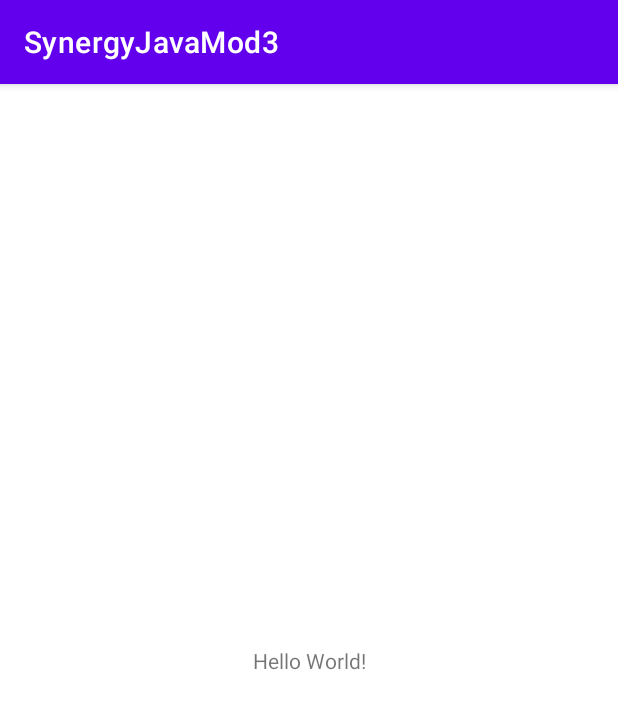
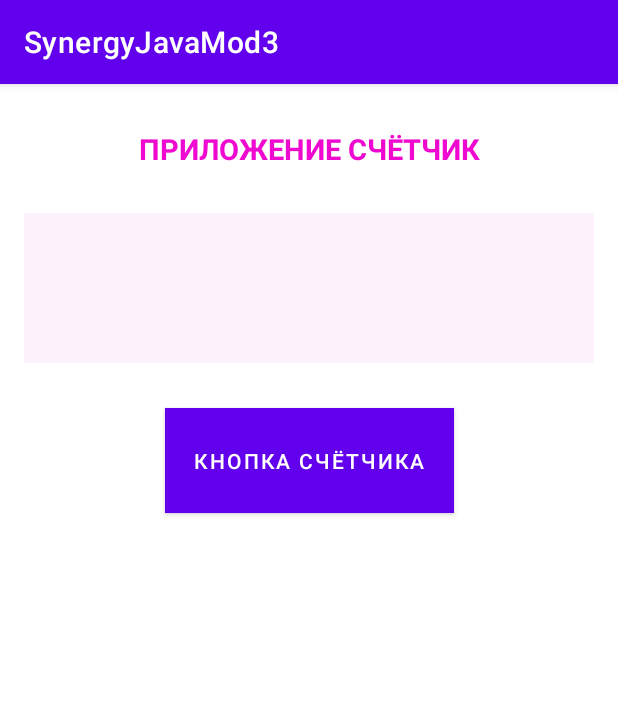
Before and after one commit to BollyBovly/SynergyJavaMod3, an Android app: the screen it shows after launch (MainActivity), on a phone screen of 412 x 824 dp. Shown: the top 709 px of the screen. Run offline under Robolectric (Android 15) with nearby library versions, the light colour scheme and no system bars; 1 statement that could not run was skipped.

Commit message:
just commit

```diff
--- a/app/src/main/java/com/example/synergyjavamod3/MainActivity.java
+++ b/app/src/main/java/com/example/synergyjavamod3/MainActivity.java
@@ -3,12 +3,100 @@ package com.example.synergyjavamod3;
 import androidx.appcompat.app.AppCompatActivity;
 
 import android.os.Bundle;
+import android.view.Gravity;
+import android.view.View;
+import android.widget.Button;
+import android.widget.ImageView;
+import android.widget.LinearLayout;
+import android.widget.TextView;
+import android.widget.Toast;
 
 public class MainActivity extends AppCompatActivity {
+    private TextView textCount;
+    private Button button;
+    private int count = 0;
 
+    final static String nameVariableKey = "NAME_VARIABLE";
     @Override
     protected void onCreate(Bundle savedInstanceState) {
         super.onCreate(savedInstanceState);
         setContentView(R.layout.activity_main);
+
+        textCount = findViewById(R.id.textCount);
+        button = findViewById(R.id.button);
+
+        button.setOnClickListener(listener); // нажатие кнопки
+
     }
+
+
+
+    //    объект обработки нажатия кнопки
+    private View.OnClickListener listener = new View.OnClickListener() {
+        @Override
+        public void onClick(View view) {
+            count++;
+            textCount.setText(Integer.toString(count));
+        }
+
+    };
+
+    @Override
+    protected void onSaveInstanceState(Bundle outState) {
+
+        outState.putInt(nameVariableKey, count);
+        super.onSaveInstanceState(outState);
+    }
+
+    @Override
+    protected void onRestoreInstanceState(Bundle savedInstanceState) {
+        super.onRestoreInstanceState(savedInstanceState);
+
+        count = Integer.parseInt(savedInstanceState.getString(nameVariableKey));
+        textCount.setText(count);
+    }
+
+    @Override
+    protected void onStart() {
+        Toast toast = Toast.makeText(this, "Старт активности", Toast.LENGTH_SHORT);
+        toast.show();
+        super.onStart();
+    }
+
+    @Override
+    protected void onStop() {
+        Toast toast = Toast.makeText(this, "Стоп активности", Toast.LENGTH_SHORT);
+        toast.setGravity(Gravity.LEFT,0, 0);
+        toast.show();
+        super.onStop();
+    }
+
+    @Override
+    protected void onDestroy() {
+        Toast toast = Toast.makeText(this, "Уничтожение активности", Toast.LENGTH_SHORT);
+        toast.setGravity(Gravity.BOTTOM,0,0);
+        toast.show();
+        super.onDestroy();
+    }
+
+    @Override
+    protected void onPause() {
+        Toast toast = Toast.makeText(this, R.string.pause_name, Toast.LENGTH_SHORT);
+        toast.setGravity(Gravity.TOP,0,0);
+        toast.show();
+        super.onPause();
+    }
+
+    @Override
+    protected void onResume() {
+        Toast toast = Toast.makeText(this, R.string.resume_name, Toast.LENGTH_SHORT);
+        toast.setGravity(Gravity.CENTER, 0,0);
+        LinearLayout toastConteiner = (LinearLayout) toast.getView();
+        ImageView cat = new ImageView(this);
+        cat.setImageResource(R.drawable.cat);
+        toastConteiner.addView(cat,1);
+        toast.show();
+        super.onResume();
+    }
+
 }
--- a/app/src/main/res/layout/activity_main.xml
+++ b/app/src/main/res/layout/activity_main.xml
@@ -7,12 +7,44 @@
     tools:context=".MainActivity">
 
     <TextView
-        android:layout_width="wrap_content"
+        android:id="@+id/textView"
+        android:layout_width="350dp"
         android:layout_height="wrap_content"
-        android:text="Hello World!"
-        app:layout_constraintBottom_toBottomOf="parent"
+        android:layout_marginTop="30dp"
+        android:gravity="center"
+        android:text="ПРИЛОЖЕНИЕ СЧЁТЧИК"
+        android:textSize="19sp"
+        android:textColor="#EF08D0"
+        android:textStyle="bold"
         app:layout_constraintEnd_toEndOf="parent"
         app:layout_constraintStart_toStartOf="parent"
         app:layout_constraintTop_toTopOf="parent" />
 
+    <TextView
+        android:id="@+id/textCount"
+        android:layout_width="380dp"
+        android:layout_height="100dp"
+        android:layout_marginTop="30dp"
+        android:gravity="center"
+        android:textSize="80sp"
+        android:textColor="#A5CF03"
+        android:textColorHint="#E489D8"
+        android:textStyle="bold"
+        android:background="#FDF2FC"
+        app:layout_constraintEnd_toEndOf="parent"
+        app:layout_constraintStart_toStartOf="parent"
+        app:layout_constraintTop_toBottomOf="@+id/textView" />
+
+    <Button
+        android:id="@+id/button"
+        android:layout_width="wrap_content"
+        android:layout_height="wrap_content"
+        android:layout_marginTop="30dp"
+        android:text="Кнопка счётчика"
+        android:background="#EF08D0"
+        android:padding="19dp"
+        app:layout_constraintEnd_toEndOf="parent"
+        app:layout_constraintStart_toStartOf="parent"
+        app:layout_constraintTop_toBottomOf="@+id/textCount" />
+
 </androidx.constraintlayout.widget.ConstraintLayout>
--- a/app/src/main/res/values/strings.xml
+++ b/app/src/main/res/values/strings.xml
@@ -1,3 +1,5 @@
 <resources>
     <string name="app_name">SynergyJavaMod3</string>
+    <string name="pause_name">Пауза активности</string>
+    <string name="resume_name">Передача пользователю активности</string>
 </resources>
```
Also changed, not shown: app/src/main/res/drawable/cat.png (added).
